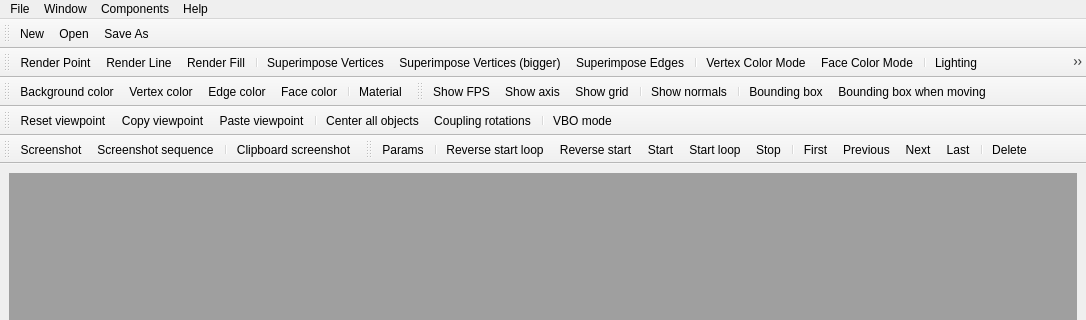
This is src/mepp/mainwindow.ui in MEPP-team/MEPP as Qt 5 draws it before an edit; both pictures show x 0 to 1086 and y 0 to 320 of the 1086 by 793 pixel window. The edited form follows.
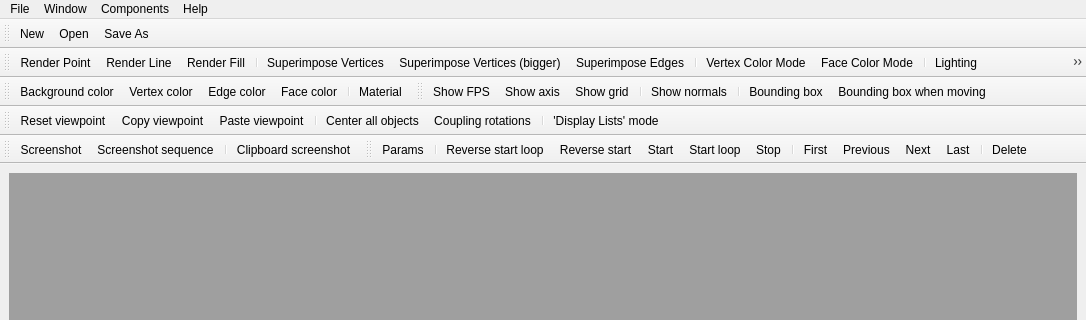
This is the edited form. Icons and pictures are not drawn.

What changed in the file:
```diff
--- a/src/mepp/mainwindow.ui
+++ b/src/mepp/mainwindow.ui
@@ -748,7 +748,7 @@
      <normaloff>:/icons/Pictures/Icons/_VBO.png</normaloff>:/icons/Pictures/Icons/_VBO.png</iconset>
    </property>
    <property name="text">
-    <string>VBO mode</string>
+    <string>'Display Lists' mode</string>
    </property>
   </action>
   <action name="actionFace_color">
```
Left out of the diff: 4 changed lines with no effect on the pictures.
